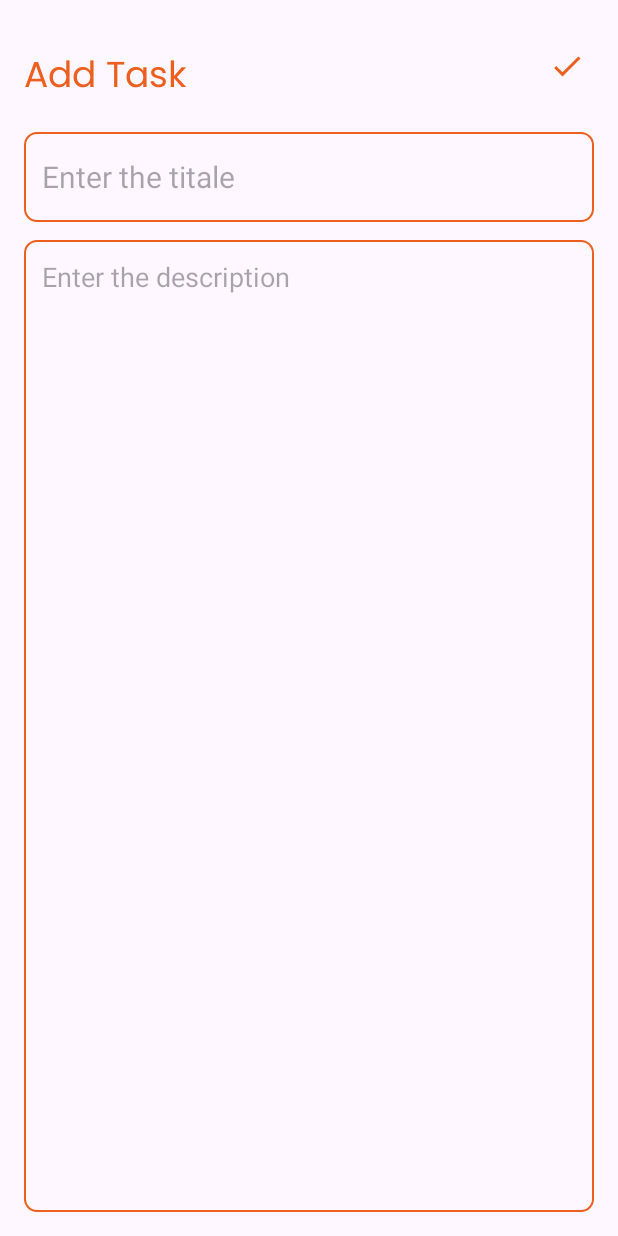
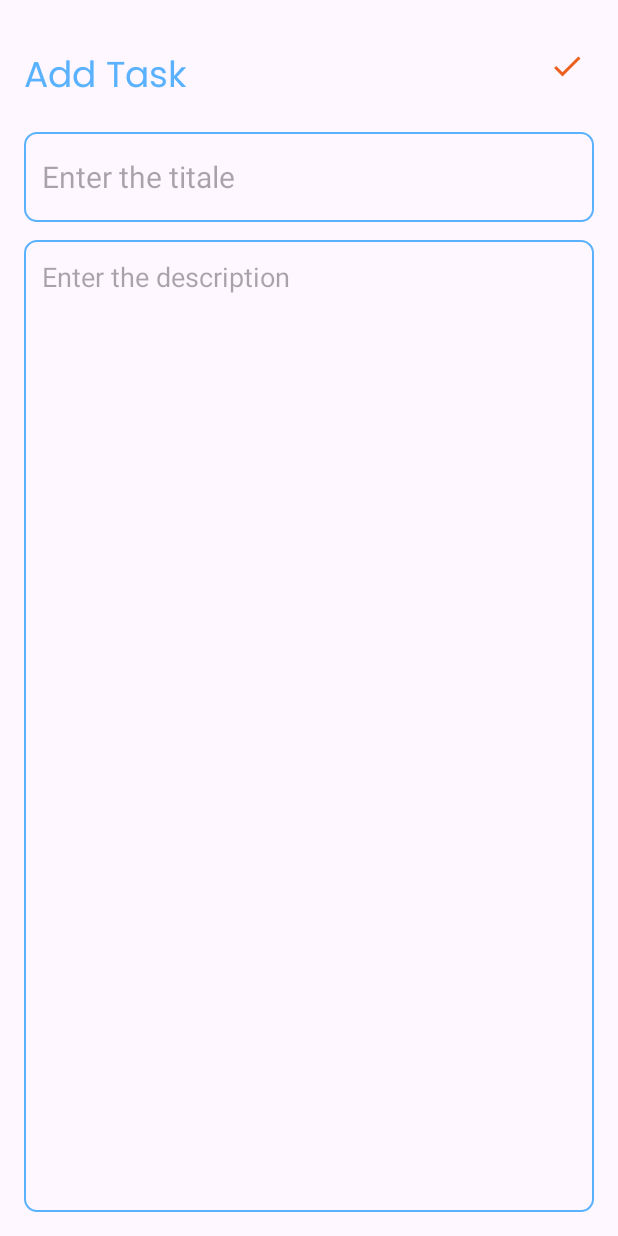
Before and after one commit to MALSHANs/Task-manager-application, an Android app: the AddNoteActivity screen opened directly, with no data from a screen before it, on a phone screen of 412 x 824 dp. Run offline under Robolectric (Android 15) with nearby library versions, the phone set to English and light mode, and no system bars.

Commit message:
Final Commit

```diff
--- a/app/src/main/res/drawable/orange_border.xml
+++ b/app/src/main/res/drawable/orange_border.xml
@@ -3,7 +3,7 @@
     android:shape="rectangle">
     <stroke
         android:width="1dp"
-        android:color="@color/orange"/>
+        android:color="@color/light_blue"/>
     <corners
         android:radius="8dp"/>
 
--- a/app/src/main/res/layout/activity_add_note.xml
+++ b/app/src/main/res/layout/activity_add_note.xml
@@ -16,7 +16,7 @@
         android:layout_alignParentTop="true"
         android:layout_marginTop="16dp"
         android:text="Add Task"
-        android:textColor="@color/orange"
+        android:textColor="@color/light_blue"
         android:textSize="24sp"
         android:fontFamily="@font/poppins"/>
 
--- a/app/src/main/res/layout/activity_main.xml
+++ b/app/src/main/res/layout/activity_main.xml
@@ -17,7 +17,7 @@
         android:fontFamily="@font/poppins"
         android:text="Tasks"
         android:layout_marginStart="18dp"
-        android:textColor="@color/orange"
+        android:textColor="@color/light_blue"
         android:textSize="24sp"/>
 
     <androidx.recyclerview.widget.RecyclerView
--- a/app/src/main/res/layout/activity_update.xml
+++ b/app/src/main/res/layout/activity_update.xml
@@ -16,7 +16,7 @@
         android:layout_alignParentTop="true"
         android:layout_marginTop="16dp"
         android:text="Edit Note"
-        android:textColor="@color/orange"
+        android:textColor="@color/light_blue"
         android:textSize="24sp"
         android:fontFamily="@font/poppins"/>
 
--- a/app/src/main/res/layout/note.xml
+++ b/app/src/main/res/layout/note.xml
@@ -25,7 +25,7 @@
                 android:layout_height="wrap_content"
                 android:fontFamily="@font/poppins"
                 android:text="Title"
-                android:textColor="@color/orange"
+                android:textColor="@color/light_blue"
                 android:textSize="18sp"
                 android:textStyle="bold" />
 
--- a/app/src/main/res/values/colors.xml
+++ b/app/src/main/res/values/colors.xml
@@ -3,4 +3,5 @@
     <color name="black">#FF000000</color>
     <color name="white">#FFFFFFFF</color>
     <color name="orange">#ed5f1e</color>
+    <color name="light_blue">#5AB2FF</color>
 </resources>
```
